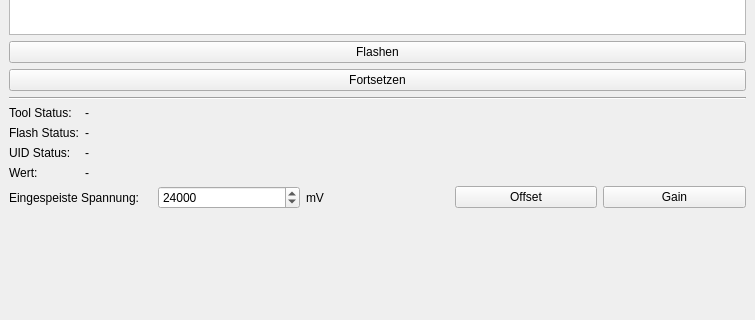
The window that src/flash-test/ui/mainwindow.ui (Tinkerforge/flash-test) describes before a commit, drawn with Qt 5; both pictures show x 0 to 755 and y 202 to 522 of the 755 by 522 pixel window.
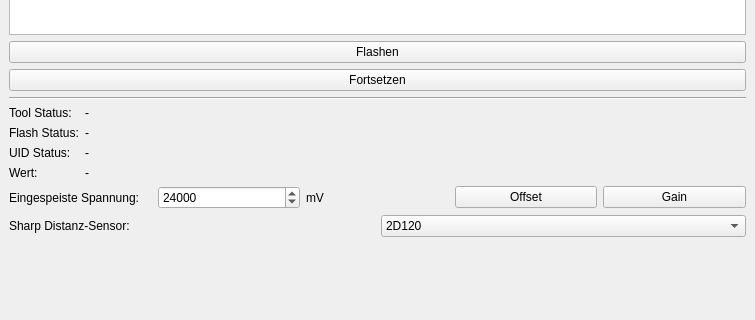
The same window after the commit.

Commit message: Add support for Distance IR and IO16

The edit to the form file:
```diff
--- a/src/flash-test/ui/mainwindow.ui
+++ b/src/flash-test/ui/mainwindow.ui
@@ -188,6 +188,41 @@
         </item>
        </layout>
       </item>
+      <item>
+       <layout class="QHBoxLayout" name="distance_ir_layout">
+        <item>
+         <widget class="QLabel" name="label_7">
+          <property name="text">
+           <string>Sharp Distanz-Sensor:</string>
+          </property>
+         </widget>
+        </item>
+        <item>
+         <widget class="QComboBox" name="distance_ir_sensor_combo">
+          <item>
+           <property name="text">
+            <string>2D120</string>
+           </property>
+          </item>
+          <item>
+           <property name="text">
+            <string>2Y0A02</string>
+           </property>
+          </item>
+          <item>
+           <property name="text">
+            <string>2Y0A21</string>
+           </property>
+          </item>
+          <item>
+           <property name="text">
+            <string>A41SK</string>
+           </property>
+          </item>
+         </widget>
+        </item>
+       </layout>
+      </item>
       <item>
        <layout class="QVBoxLayout" name="layout_plugin_bottom"/>
       </item>
```
The commit also changes 8 other files.
